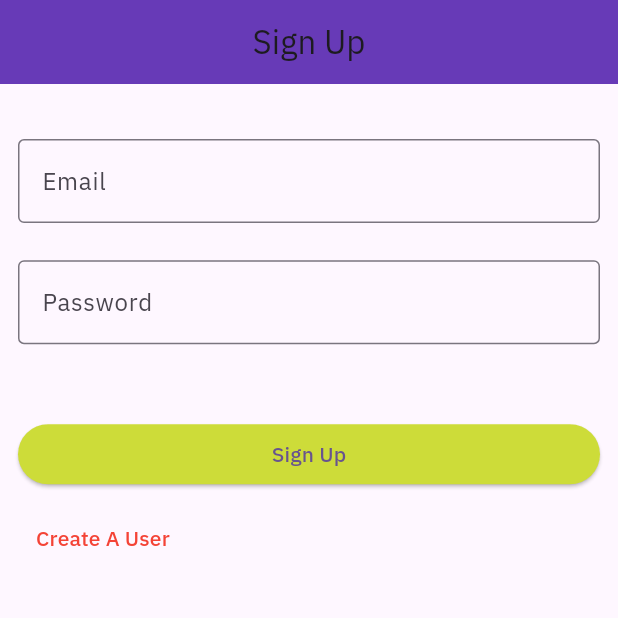
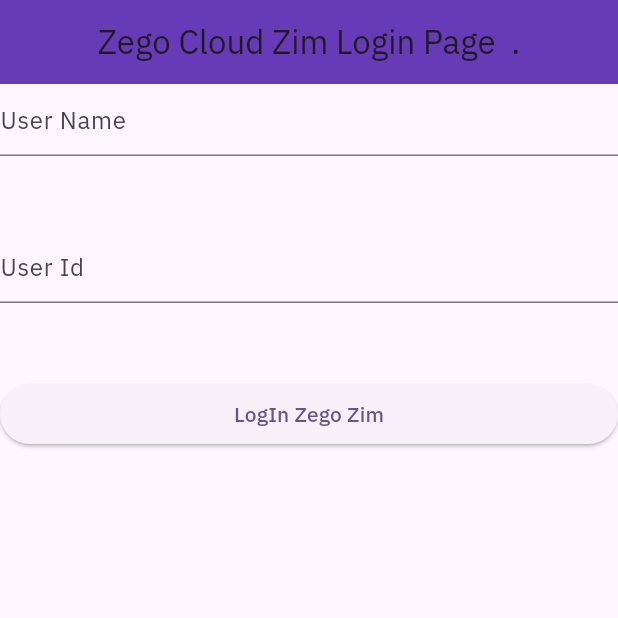
Before and after one commit to Muhammadjj/video_call_zego_cloud, a Flutter app: the screen it shows after launch, on a phone screen of 412 x 824 dp, the top half of it. Run offline on Flutter 3.47's test engine with Material 3 defaults, Android fonts, the phone set to English and light mode, and no system bars; our stand-ins replace cloud_firestore, firebase_auth, firebase_core, form_validator, google_fonts; missing offline and left inert: zego_uikit_prebuilt_call, zego_zimkit; accounts and stored records are empty.

Commit message:
Change_Zim_call_list

```diff
--- a/lib/Screens/Search_Page/search_page.dart
+++ b/lib/Screens/Search_Page/search_page.dart
@@ -58,7 +58,7 @@ class _SearchPageState extends State<SearchPage> {
 
                       return Expanded(
                         child: ListView.builder(
-                          itemCount: snapshot.data?.docs.length,
+                          itemCount: snapshot.data?.docs.length ?? 0,
                           itemBuilder: (context, index) {
                             DocumentSnapshot doc = snapshot.data!.docs[index];
                             return ListTile(
--- a/lib/Seperate_Code/Video_CALL_APP/call_screen.dart
+++ b/lib/Seperate_Code/Video_CALL_APP/call_screen.dart
@@ -1,5 +1,5 @@
 import 'package:flutter/material.dart';
-import 'package:video_call_zego_cloud/Utils/zego_cloud_info.dart';
+import '../Utils/zego_cloud_info.dart';
 import 'package:zego_uikit_prebuilt_call/zego_uikit_prebuilt_call.dart';
 
 class CallPage extends StatefulWidget {
--- /dev/null
+++ b/lib/View_Zego_Cloud/Sample_Chatting_Zego_Cloud/sample_chat.dart
@@ -0,0 +1,80 @@
+import 'package:video_call_zego_cloud/View_Zego_Cloud/Sample_Chatting_Zego_Cloud/zim_chat_list.dart';
+import 'package:zego_zimkit/zego_zimkit.dart';
+
+import '../../Export/export.dart';
+
+class ZimLoginPage extends StatefulWidget {
+  const ZimLoginPage({super.key});
+
+  @override
+  State<ZimLoginPage> createState() => _MyWidgetState();
+}
+
+class _MyWidgetState extends State<ZimLoginPage> {
+  TextEditingController userName = TextEditingController();
+  TextEditingController userId = TextEditingController();
+
+  @override
+  void initState() {
+    super.initState();
+    userName = TextEditingController();
+    userId = TextEditingController();
+  }
+
+  @override
+  void dispose() {
+    super.dispose();
+    userId.dispose();
+    userName.dispose();
+  }
+
+  @override
+  Widget build(BuildContext context) {
+    return Scaffold(
+        appBar: AppBar(
+          title: const Text('Zego Cloud Zim Login Page  .'),
+          centerTitle: true,
+        ),
+        body: ListView(
+          children: [
+            TextFormField(
+              controller: userName,
+              decoration: const InputDecoration(hintText: "User Name"),
+            ),
+            const SizedBox(
+              height: 50,
+            ),
+            TextFormField(
+              controller: userId,
+              decoration: const InputDecoration(hintText: "User Id"),
+            ),
+            const SizedBox(
+              height: 50,
+            ),
+            ElevatedButton(
+                onPressed: () async {
+                  await ZIMKit()
+                      .connectUser(id: userId.text, name: userName.text);
+                  if (mounted) {
+                    Navigator.push(
+                        context,
+                        MaterialPageRoute(
+                          builder: (context) =>
+                              ZimChatList(id: userId.text, name: userName.text),
+                        ));
+                  }
+                  //     .then((value) {
+                  //   Navigator.pushReplacement(
+                  //       context,
+                  //       MaterialPageRoute(
+                  //         builder: (context) => const ZimChatList(),
+                  //       ));
+                  // }).onError((error, stackTrace) {
+                  //   debugPrint("Zim Zego Cloud Error");
+                  // });
+                },
+                child: const Text("LogIn Zego Zim"))
+          ],
+        ));
+  }
+}
--- a/lib/main.dart
+++ b/lib/main.dart
@@ -1,16 +1,23 @@
 import 'package:firebase_auth/firebase_auth.dart';
 import 'package:flutter/services.dart';
 import 'package:video_call_zego_cloud/Components/Widgets/call_theme.dart';
-import 'package:video_call_zego_cloud/Screens/Auth/Login_Page/login_page_main.dart';
+// import 'package:video_call_zego_cloud/Screens/Auth/Login_Page/login_page_main.dart';
 import 'package:firebase_core/firebase_core.dart';
+import 'package:video_call_zego_cloud/Seperate_Code/Utils/zego_cloud_info.dart';
+import 'package:video_call_zego_cloud/View_Zego_Cloud/Sample_Chatting_Zego_Cloud/sample_chat.dart';
+import 'package:zego_zimkit/zego_zimkit.dart';
 import 'Export/export.dart';
 import 'firebase_options.dart';
 
 void main() async {
   WidgetsFlutterBinding.ensureInitialized();
+  // initial Zego Cloud
+  await ZIMKit()
+      .init(appID: ZegoCloudInfo.appID, appSign: ZegoCloudInfo.appSign);
   await Firebase.initializeApp(
     options: DefaultFirebaseOptions.currentPlatform,
   );
+
   // Use this check Android Orientation
   SystemChrome.setPreferredOrientations(
       [DeviceOrientation.portraitDown, DeviceOrientation.portraitUp]);
@@ -29,10 +36,10 @@ class _VideoCallChatAppState extends State<VideoCallChatApp> {
   @override
   Widget build(BuildContext context) {
     return MaterialApp(
-      debugShowCheckedModeBanner: false,
-      title: 'Video Call Chat App',
-      theme: ZEGOCloudTheme.zegoCloudTheme,
-      home: auth.currentUser == null ? const LoginPage() : const HomePage(),
-    );
+        debugShowCheckedModeBanner: false,
+        title: 'Video Call Chat App',
+        theme: ZEGOCloudTheme.zegoCloudTheme,
+        // home: auth.currentUser == null ? const LoginPage() : const HomePage(),
+        home: const ZimLoginPage());
   }
 }
--- a/pubspec.yaml
+++ b/pubspec.yaml
@@ -47,6 +47,9 @@ dependencies:
   cloud_firestore: ^4.14.0
   # ! handle this Validations such as email, password ........
   form_validator: ^2.1.1
+  # ! Zego Cloud help for a Catting other end User .
+  zego_zimkit: ^1.16.1
+  zego_zim: ^2.13.1
 
 dev_dependencies:
   flutter_test:
```
Also changed, not shown: lib/Screens/Home_Page.dart/Components/text_post.dart (added, +12 -0 lines), lib/Screens/Home_Page.dart/home_page_main.dart (+93 -3 lines), lib/View_Zego_Cloud/Sample_Chatting_Zego_Cloud/zim_chat_list.dart (added, +39 -0 lines), pubspec.lock, 2 other files.
